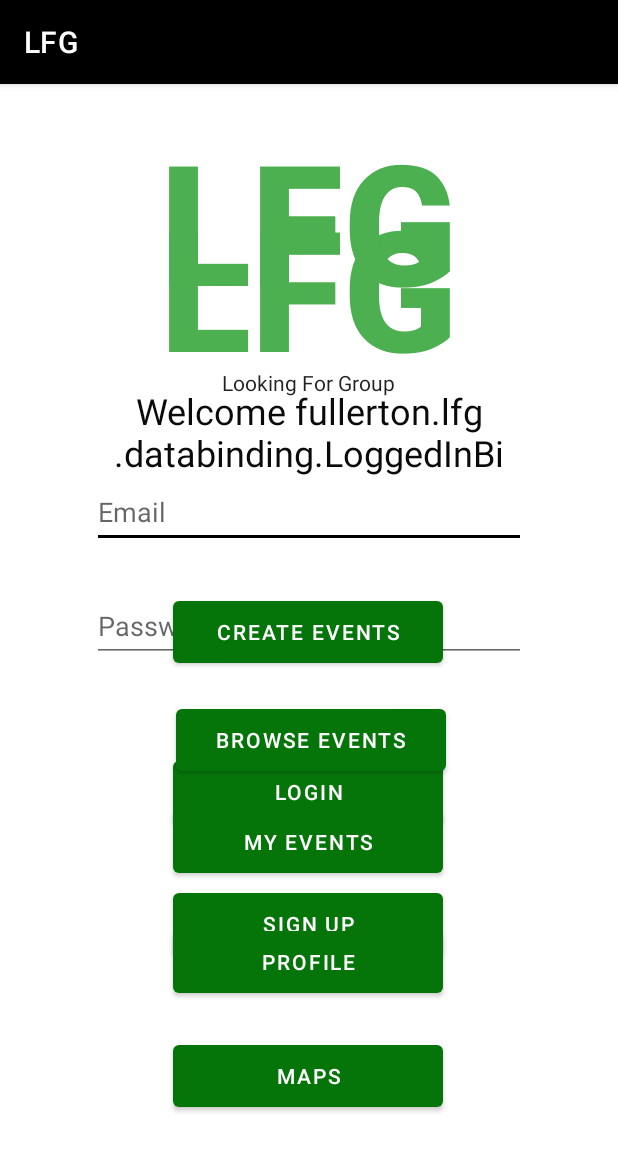
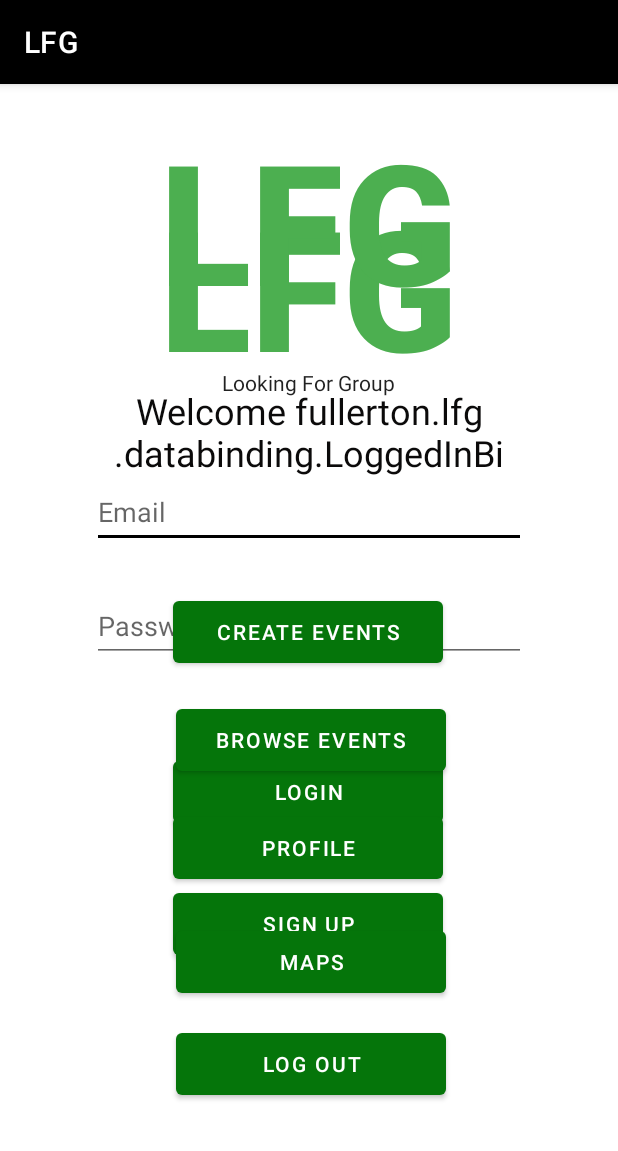
Before and after one commit to CSUF-CPSC411A-2022S/project-gold-team, an Android app: the fragment LoggedIn placed in its activity, on a phone screen of 412 x 824 dp. Shown: the top 1151 px of the screen. Run offline under Robolectric (Android 15) with nearby library versions, the phone set to English and light mode, and no system bars; our stand-ins replace Room's generated code, data binding, navigation-ui; 3 statements that could not run were skipped.

Commit message:
modified MyEvents button to LogOut button

```diff
--- a/app/src/main/java/fullerton/lfg/screens/loggedin/LoggedIn.kt
+++ b/app/src/main/java/fullerton/lfg/screens/loggedin/LoggedIn.kt
@@ -46,7 +46,7 @@ class LoggedIn : Fragment() {
         val greet = binding?.greeting
         val createEvent = binding?.createEvent
         val browseEvent = binding?.browseEvent
-        val myEvents = binding?.myEvents
+        val logOut = binding?.logOut
         val profile = binding?.profile
         val maps = binding?.mapButton
 
@@ -62,9 +62,9 @@ class LoggedIn : Fragment() {
             findNavController().navigate(R.id.action_loggedIn_to_postListFragment)
         }
 
-        myEvents?.setOnClickListener {
+        logOut?.setOnClickListener {
             // Replace action with correct directionhi@hot.com
-            //findNavController().navigate(R.id.action_signUp_to_logIn)
+            findNavController().navigate(R.id.action_loggedIn_to_logIn)
         }
 
         profile?.setOnClickListener {
--- a/app/src/main/res/layout/logged_in.xml
+++ b/app/src/main/res/layout/logged_in.xml
@@ -22,12 +22,12 @@
             android:id="@+id/map_button"
             android:layout_width="180dp"
             android:layout_height="53dp"
-            android:layout_marginBottom="80dp"
+            android:layout_marginBottom="156dp"
             android:text="Maps"
             app:backgroundTint="#05750A"
             app:layout_constraintBottom_toBottomOf="parent"
             app:layout_constraintEnd_toEndOf="parent"
-            app:layout_constraintHorizontal_bias="0.497"
+            app:layout_constraintHorizontal_bias="0.506"
 
             app:layout_constraintStart_toStartOf="parent" />
 
@@ -35,7 +35,7 @@
             android:id="@+id/profile"
             android:layout_width="180dp"
             android:layout_height="53dp"
-            android:layout_marginBottom="156dp"
+            android:layout_marginBottom="232dp"
             android:text="Profile"
             app:backgroundTint="#05750A"
             app:layout_constraintBottom_toBottomOf="parent"
@@ -45,15 +45,15 @@
             app:layout_constraintStart_toStartOf="parent" />
 
         <Button
-            android:id="@+id/my_events"
+            android:id="@+id/logOut"
             android:layout_width="180dp"
             android:layout_height="53dp"
-            android:layout_marginBottom="236dp"
-            android:text="My Events"
+            android:layout_marginBottom="88dp"
+            android:text="Log Out"
             app:backgroundTint="#05750A"
             app:layout_constraintBottom_toBottomOf="parent"
             app:layout_constraintEnd_toEndOf="parent"
-            app:layout_constraintHorizontal_bias="0.497"
+            app:layout_constraintHorizontal_bias="0.506"
 
             app:layout_constraintStart_toStartOf="parent" />
 
--- a/app/src/main/res/navigation/navigation.xml
+++ b/app/src/main/res/navigation/navigation.xml
@@ -62,6 +62,9 @@
         <action
             android:id="@+id/action_loggedIn_to_userProfile"
             app:destination="@id/userProfile" />
+        <action
+            android:id="@+id/action_loggedIn_to_logIn"
+            app:destination="@id/logIn" />
     </fragment>
     <fragment
         android:id="@+id/map"
```
